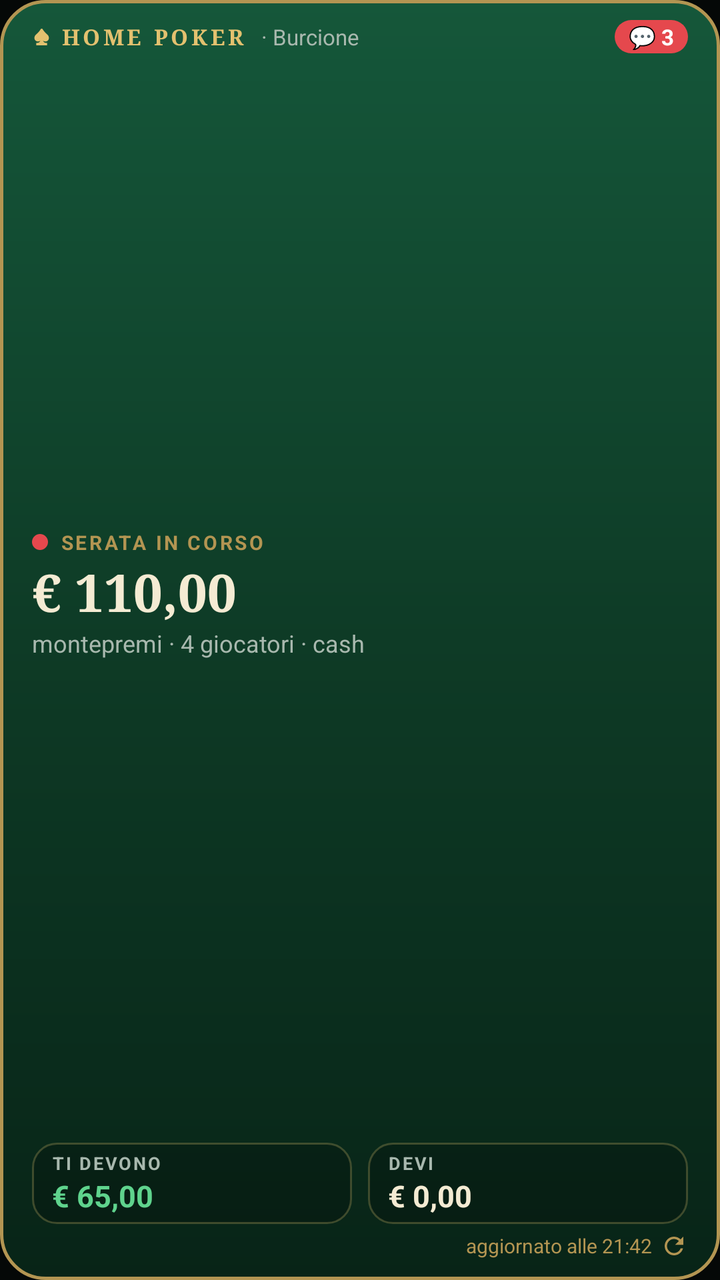
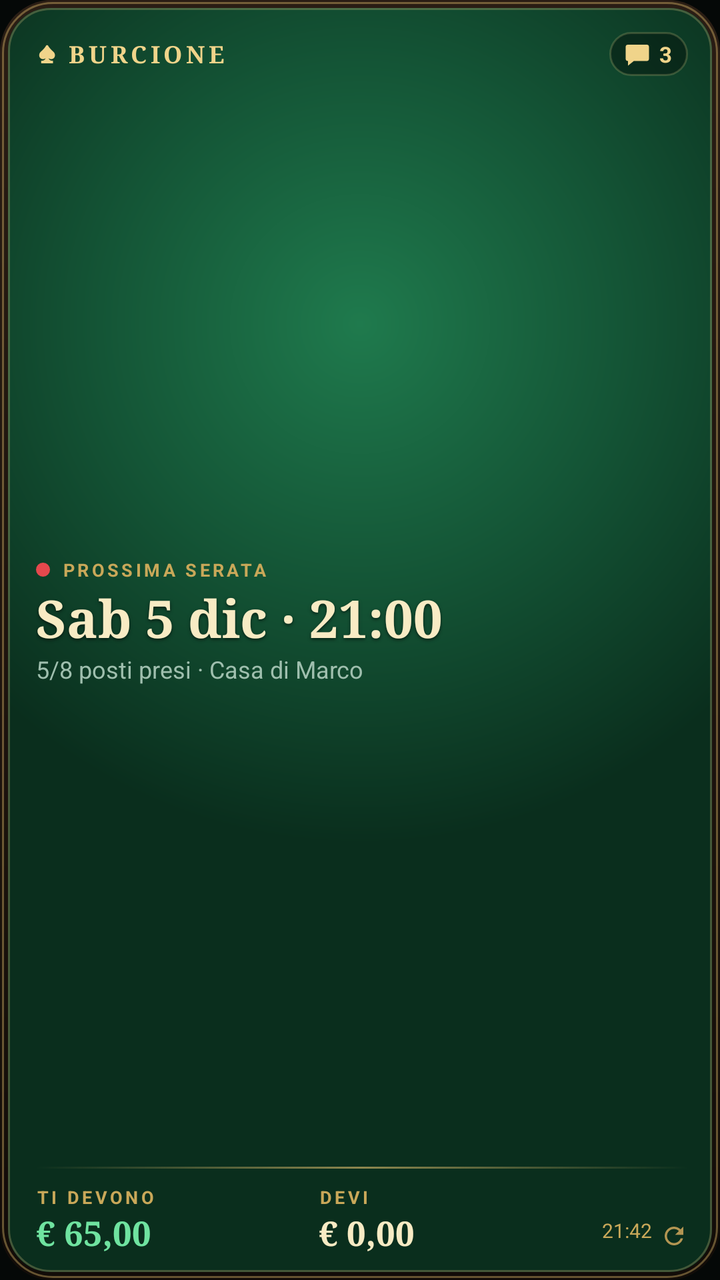

The first picture is an Android layout as it rendered before a commit; the second is the same layout after the commit. The layout source and the unified diff follow.
<!-- AndroidManifest.xml: application theme Theme.HomePoker -->
<!-- res/layout/widget_large.xml -->
<?xml version="1.0" encoding="utf-8"?>
<LinearLayout xmlns:android="http://schemas.android.com/apk/res/android"
    android:id="@+id/root"
    android:layout_width="match_parent"
    android:layout_height="match_parent"
    android:background="@drawable/widget_bg"
    android:orientation="vertical"
    android:paddingStart="16dp"
    android:paddingEnd="16dp"
    android:paddingTop="10dp"
    android:paddingBottom="10dp">

    <LinearLayout
        android:layout_width="match_parent"
        android:layout_height="wrap_content"
        android:gravity="center_vertical"
        android:orientation="horizontal">
        <TextView
            android:layout_width="wrap_content"
            android:layout_height="wrap_content"
            android:text="♠︎ HOME POKER"
            android:textColor="@color/gold"
            android:textSize="11sp"
            android:textStyle="bold"
            android:letterSpacing="0.14"
            android:fontFamily="serif" />
        <TextView
            android:id="@+id/table"
            android:layout_width="0dp"
            android:layout_height="wrap_content"
            android:layout_weight="1"
            android:layout_marginStart="8dp"
            android:ellipsize="end"
            android:maxLines="1"
            android:text="· Burcione"
            android:textColor="@color/muted"
            android:textSize="11sp" />
        <TextView
            android:id="@+id/chat"
            android:layout_width="wrap_content"
            android:layout_height="wrap_content"
            android:background="@drawable/badge_bg"
            android:paddingStart="7dp"
            android:paddingEnd="7dp"
            android:paddingTop="1dp"
            android:paddingBottom="1dp"
            android:text="💬 3"
            android:textColor="#FFFFFF"
            android:textSize="11sp"
            android:textStyle="bold" />
    </LinearLayout>

    <LinearLayout
        android:id="@+id/main"
        android:layout_width="match_parent"
        android:layout_height="0dp"
        android:layout_weight="1"
        android:gravity="center_vertical"
        android:orientation="vertical">
        <LinearLayout
            android:layout_width="wrap_content"
            android:layout_height="wrap_content"
            android:gravity="center_vertical"
            android:orientation="horizontal">
            <ImageView
                android:id="@+id/dot"
                android:layout_width="8dp"
                android:layout_height="8dp"
                android:layout_marginEnd="6dp"
                android:src="@drawable/live_dot" />
            <TextView
                android:id="@+id/label"
                android:layout_width="wrap_content"
                android:layout_height="wrap_content"
                android:text="SERATA IN CORSO"
                android:textColor="@color/gold_dim"
                android:textSize="10sp"
                android:textStyle="bold"
                android:letterSpacing="0.12" />
        </LinearLayout>
        <TextView
            android:id="@+id/big"
            android:layout_width="wrap_content"
            android:layout_height="wrap_content"
            android:ellipsize="end"
            android:maxLines="1"
            android:text="€ 110,00"
            android:textColor="@color/cream"
            android:textSize="26sp"
            android:textStyle="bold"
            android:fontFamily="serif" />
        <TextView
            android:id="@+id/sub"
            android:layout_width="wrap_content"
            android:layout_height="wrap_content"
            android:ellipsize="end"
            android:maxLines="1"
            android:text="montepremi · 4 giocatori · cash"
            android:textColor="@color/muted"
            android:textSize="12sp" />
    </LinearLayout>

    <LinearLayout
        android:id="@+id/money"
        android:layout_width="match_parent"
        android:layout_height="wrap_content"
        android:layout_marginTop="4dp"
        android:orientation="horizontal">
        <LinearLayout
            android:id="@+id/owedBox"
            android:layout_width="0dp"
            android:layout_height="wrap_content"
            android:layout_weight="1"
            android:layout_marginEnd="4dp"
            android:background="@drawable/pill_bg"
            android:orientation="vertical"
            android:paddingStart="10dp"
            android:paddingEnd="10dp"
            android:paddingTop="4dp"
            android:paddingBottom="4dp">
            <TextView android:layout_width="wrap_content" android:layout_height="wrap_content"
                android:text="TI DEVONO" android:textColor="@color/muted" android:textSize="9sp" android:textStyle="bold" android:letterSpacing="0.1" />
            <TextView android:id="@+id/owed" android:layout_width="wrap_content" android:layout_height="wrap_content"
                android:maxLines="1" android:text="€ 65,00" android:textColor="@color/win" android:textSize="15sp" android:textStyle="bold" />
        </LinearLayout>
        <LinearLayout
            android:id="@+id/oweBox"
            android:layout_width="0dp"
            android:layout_height="wrap_content"
            android:layout_weight="1"
            android:layout_marginStart="4dp"
            android:background="@drawable/pill_bg"
            android:orientation="vertical"
            android:paddingStart="10dp"
            android:paddingEnd="10dp"
            android:paddingTop="4dp"
            android:paddingBottom="4dp">
            <TextView android:layout_width="wrap_content" android:layout_height="wrap_content"
                android:text="DEVI" android:textColor="@color/muted" android:textSize="9sp" android:textStyle="bold" android:letterSpacing="0.1" />
            <TextView android:id="@+id/owe" android:layout_width="wrap_content" android:layout_height="wrap_content"
                android:maxLines="1" android:text="€ 0,00" android:textColor="@color/cream" android:textSize="15sp" android:textStyle="bold" />
        </LinearLayout>
    </LinearLayout>

    <LinearLayout
        android:id="@+id/refresh"
        android:layout_width="match_parent"
        android:layout_height="wrap_content"
        android:layout_marginTop="4dp"
        android:gravity="center_vertical|end"
        android:orientation="horizontal">
        <TextView
            android:id="@+id/updated"
            android:layout_width="wrap_content"
            android:layout_height="wrap_content"
            android:text="aggiornato alle 21:42"
            android:textColor="@color/gold_dim"
            android:textSize="10sp" />
        <ImageView
            android:layout_width="14dp"
            android:layout_height="14dp"
            android:layout_marginStart="4dp"
            android:src="@drawable/ic_refresh" />
    </LinearLayout>
</LinearLayout>
<!-- resources referenced by this layout -->
<resources>
  <color name="cream">#F4EBD3</color>
  <color name="gold">#E3C16F</color>
  <color name="gold_dim">#B39552</color>
  <color name="muted">#A8B8AE</color>
  <color name="win">#5FD38D</color>
  <!-- drawable badge_bg (drawable) -->
  <?xml version="1.0" encoding="utf-8"?>
  <shape xmlns:android="http://schemas.android.com/apk/res/android" android:shape="rectangle">
      <solid android:color="#E5484D" />
      <corners android:radius="10dp" />
  </shape>
  <!-- drawable ic_refresh (drawable) -->
  <vector xmlns:android="http://schemas.android.com/apk/res/android" android:width="16dp" android:height="16dp" android:viewportWidth="24" android:viewportHeight="24">
      <path android:fillColor="#B39552" android:pathData="M17.65,6.35C16.2,4.9 14.21,4 12,4c-4.42,0 -7.99,3.58 -7.99,8s3.57,8 7.99,8c3.73,0 6.84,-2.55 7.73,-6h-2.08c-0.82,2.33 -3.04,4 -5.65,4 -3.31,0 -6,-2.69 -6,-6s2.69,-6 6,-6c1.66,0 3.14,0.69 4.22,1.78L13,11h7V4l-2.35,2.35z"/>
  </vector>
  <!-- drawable live_dot (drawable) -->
  <?xml version="1.0" encoding="utf-8"?>
  <shape xmlns:android="http://schemas.android.com/apk/res/android" android:shape="oval">
      <solid android:color="#E5484D" />
      <size android:width="8dp" android:height="8dp" />
  </shape>
  <!-- drawable pill_bg (drawable) -->
  <?xml version="1.0" encoding="utf-8"?>
  <shape xmlns:android="http://schemas.android.com/apk/res/android" android:shape="rectangle">
      <solid android:color="#33000000" />
      <corners android:radius="12dp" />
      <stroke android:width="1dp" android:color="#40E3C16F" />
  </shape>
  <!-- drawable widget_bg (drawable) -->
  <?xml version="1.0" encoding="utf-8"?>
  <shape xmlns:android="http://schemas.android.com/apk/res/android" android:shape="rectangle">
      <gradient android:angle="270" android:startColor="#15573A" android:centerColor="#0E3B26" android:endColor="#082417" android:type="linear" />
      <corners android:radius="22dp" />
      <stroke android:width="1.5dp" android:color="#B39552" />
  </shape>
  <style name="Theme.HomePoker" parent="android:Theme.Material.NoActionBar">
          <item name="android:windowBackground">@color/felt_dark</item>
          <item name="android:statusBarColor">@color/felt_dark</item>
          <item name="android:navigationBarColor">@color/felt_dark</item>
      </style>
  <color name="felt_dark">#050807</color>
</resources>

<!-- the commit's change to res/layout/widget_large.xml (unified diff, before → after) -->
@@ -1,14 +1,19 @@
 <?xml version="1.0" encoding="utf-8"?>
-<LinearLayout xmlns:android="http://schemas.android.com/apk/res/android"
+<FrameLayout xmlns:android="http://schemas.android.com/apk/res/android"
     android:id="@+id/root"
     android:layout_width="match_parent"
     android:layout_height="match_parent"
-    android:background="@drawable/widget_bg"
+    android:background="@drawable/w_rail"
+    android:padding="4dp">
+<LinearLayout
+    android:layout_width="match_parent"
+    android:layout_height="match_parent"
+    android:background="@drawable/w_felt"
     android:orientation="vertical"
-    android:paddingStart="16dp"
-    android:paddingEnd="16dp"
-    android:paddingTop="10dp"
-    android:paddingBottom="10dp">
+    android:paddingStart="14dp"
+    android:paddingEnd="12dp"
+    android:paddingTop="12dp"
+    android:paddingBottom="8dp">
 
     <LinearLayout
         android:layout_width="match_parent"
@@ -16,36 +21,30 @@
         android:gravity="center_vertical"
         android:orientation="horizontal">
         <TextView
-            android:layout_width="wrap_content"
-            android:layout_height="wrap_content"
-            android:text="♠︎ HOME POKER"
-            android:textColor="@color/gold"
-            android:textSize="11sp"
-            android:textStyle="bold"
-            android:letterSpacing="0.14"
-            android:fontFamily="serif" />
-        <TextView
             android:id="@+id/table"
             android:layout_width="0dp"
             android:layout_height="wrap_content"
             android:layout_weight="1"
-            android:layout_marginStart="8dp"
             android:ellipsize="end"
             android:maxLines="1"
-            android:text="· Burcione"
-            android:textColor="@color/muted"
-            android:textSize="11sp" />
+            android:text="♠&#xFE0E; BURCIONE"
+            android:textColor="#F0D48A"
+            android:textSize="12sp"
+            android:textStyle="bold"
+            android:letterSpacing="0.16"
+            android:fontFamily="serif" />
         <TextView
             android:id="@+id/chat"
             android:layout_width="wrap_content"
-            android:layout_height="wrap_content"
-            android:background="@drawable/badge_bg"
+            android:layout_height="22dp"
+            android:background="@drawable/w_dark_pill"
+            android:drawableStart="@drawable/w_ic_chat"
+            android:drawablePadding="4dp"
+            android:gravity="center_vertical"
             android:paddingStart="7dp"
-            android:paddingEnd="7dp"
-            android:paddingTop="1dp"
-            android:paddingBottom="1dp"
-            android:text="💬 3"
-            android:textColor="#FFFFFF"
+            android:paddingEnd="8dp"
+            android:text="3"
+            android:textColor="#F0D48A"
             android:textSize="11sp"
             android:textStyle="bold" />
     </LinearLayout>
@@ -64,19 +63,19 @@
             android:orientation="horizontal">
             <ImageView
                 android:id="@+id/dot"
-                android:layout_width="8dp"
-                android:layout_height="8dp"
+                android:layout_width="7dp"
+                android:layout_height="7dp"
                 android:layout_marginEnd="6dp"
                 android:src="@drawable/live_dot" />
             <TextView
                 android:id="@+id/label"
                 android:layout_width="wrap_content"
                 android:layout_height="wrap_content"
-                android:text="SERATA IN CORSO"
-                android:textColor="@color/gold_dim"
-                android:textSize="10sp"
+                android:text="PROSSIMA SERATA"
+                android:textColor="#C9A859"
+                android:textSize="9sp"
                 android:textStyle="bold"
-                android:letterSpacing="0.12" />
+                android:letterSpacing="0.16" />
         </LinearLayout>
         <TextView
             android:id="@+id/big"
@@ -84,82 +83,80 @@
             android:layout_height="wrap_content"
             android:ellipsize="end"
             android:maxLines="1"
-            android:text="€ 110,00"
-            android:textColor="@color/cream"
+            android:text="Sab 5 dic · 21:00"
+            android:textColor="#F8EBC4"
             android:textSize="26sp"
             android:textStyle="bold"
-            android:fontFamily="serif" />
+            android:fontFamily="serif"
+            android:shadowColor="#99000000"
+            android:shadowDy="2"
+            android:shadowRadius="4" />
         <TextView
             android:id="@+id/sub"
             android:layout_width="wrap_content"
             android:layout_height="wrap_content"
             android:ellipsize="end"
             android:maxLines="1"
-            android:text="montepremi · 4 giocatori · cash"
-            android:textColor="@color/muted"
+            android:text="5/8 posti presi · Casa di Marco"
+            android:textColor="#9FBFAE"
             android:textSize="12sp" />
     </LinearLayout>
+
+    <ImageView
+        android:layout_width="match_parent"
+        android:layout_height="1dp"
+        android:layout_marginBottom="8dp"
+        android:scaleType="fitXY"
+        android:src="@drawable/w_rule" />
 
     <LinearLayout
         android:id="@+id/money"
         android:layout_width="match_parent"
         android:layout_height="wrap_content"
-        android:layout_marginTop="4dp"
         android:orientation="horizontal">
         <LinearLayout
             android:id="@+id/owedBox"
             android:layout_width="0dp"
             android:layout_height="wrap_content"
             android:layout_weight="1"
-            android:layout_marginEnd="4dp"
-            android:background="@drawable/pill_bg"
-            android:orientation="vertical"
-            android:paddingStart="10dp"
-            android:paddingEnd="10dp"
-            android:paddingTop="4dp"
-            android:paddingBottom="4dp">
+            android:orientation="vertical">
             <TextView android:layout_width="wrap_content" android:layout_height="wrap_content"
-                android:text="TI DEVONO" android:textColor="@color/muted" android:textSize="9sp" android:textStyle="bold" android:letterSpacing="0.1" />
+                android:text="TI DEVONO" android:textColor="#C9A859" android:textSize="9sp" android:textStyle="bold" android:letterSpacing="0.16" />
             <TextView android:id="@+id/owed" android:layout_width="wrap_content" android:layout_height="wrap_content"
-                android:maxLines="1" android:text="€ 65,00" android:textColor="@color/win" android:textSize="15sp" android:textStyle="bold" />
+                android:maxLines="1" android:text="€ 65,00" android:textColor="#6FE3A0" android:textSize="17sp" android:textStyle="bold" android:fontFamily="serif" />
         </LinearLayout>
         <LinearLayout
             android:id="@+id/oweBox"
             android:layout_width="0dp"
             android:layout_height="wrap_content"
             android:layout_weight="1"
-            android:layout_marginStart="4dp"
-            android:background="@drawable/pill_bg"
-            android:orientation="vertical"
-            android:paddingStart="10dp"
-            android:paddingEnd="10dp"
-            android:paddingTop="4dp"
-            android:paddingBottom="4dp">
+            android:orientation="vertical">
             <TextView android:layout_width="wrap_content" android:layout_height="wrap_content"
-                android:text="DEVI" android:textColor="@color/muted" android:textSize="9sp" android:textStyle="bold" android:letterSpacing="0.1" />
+                android:text="DEVI" android:textColor="#C9A859" android:textSize="9sp" android:textStyle="bold" android:letterSpacing="0.16" />
             <TextView android:id="@+id/owe" android:layout_width="wrap_content" android:layout_height="wrap_content"
-                android:maxLines="1" android:text="€ 0,00" android:textColor="@color/cream" android:textSize="15sp" android:textStyle="bold" />
+                android:maxLines="1" android:text="€ 0,00" android:textColor="#F8EBC4" android:textSize="17sp" android:textStyle="bold" android:fontFamily="serif" />
+        </LinearLayout>
+        <LinearLayout
+            android:id="@+id/refresh"
+            android:layout_width="wrap_content"
+            android:layout_height="match_parent"
+            android:gravity="bottom|end"
+            android:orientation="horizontal">
+            <TextView
+                android:id="@+id/updated"
+                android:layout_width="wrap_content"
+                android:layout_height="wrap_content"
+                android:layout_marginBottom="3dp"
+                android:text="21:42"
+                android:textColor="#C9A859"
+                android:textSize="10sp" />
+            <ImageView
+                android:layout_width="14dp"
+                android:layout_height="14dp"
+                android:layout_marginStart="4dp"
+                android:layout_marginBottom="3dp"
+                android:src="@drawable/ic_refresh" />
         </LinearLayout>
     </LinearLayout>
-
-    <LinearLayout
-        android:id="@+id/refresh"
-        android:layout_width="match_parent"
-        android:layout_height="wrap_content"
-        android:layout_marginTop="4dp"
-        android:gravity="center_vertical|end"
-        android:orientation="horizontal">
-        <TextView
-            android:id="@+id/updated"
-            android:layout_width="wrap_content"
-            android:layout_height="wrap_content"
-            android:text="aggiornato alle 21:42"
-            android:textColor="@color/gold_dim"
-            android:textSize="10sp" />
-        <ImageView
-            android:layout_width="14dp"
-            android:layout_height="14dp"
-            android:layout_marginStart="4dp"
-            android:src="@drawable/ic_refresh" />
-    </LinearLayout>
 </LinearLayout>
+</FrameLayout>
<!-- resource entries referenced after the edit -->
@@ -1,16 +1,5 @@
 <!-- resources referenced by this layout -->
 <resources>
-  <color name="cream">#F4EBD3</color>
-  <color name="gold">#E3C16F</color>
-  <color name="gold_dim">#B39552</color>
-  <color name="muted">#A8B8AE</color>
-  <color name="win">#5FD38D</color>
-  <!-- drawable badge_bg (drawable) -->
-  <?xml version="1.0" encoding="utf-8"?>
-  <shape xmlns:android="http://schemas.android.com/apk/res/android" android:shape="rectangle">
-      <solid android:color="#E5484D" />
-      <corners android:radius="10dp" />
-  </shape>
   <!-- drawable ic_refresh (drawable) -->
   <vector xmlns:android="http://schemas.android.com/apk/res/android" android:width="16dp" android:height="16dp" android:viewportWidth="24" android:viewportHeight="24">
       <path android:fillColor="#B39552" android:pathData="M17.65,6.35C16.2,4.9 14.21,4 12,4c-4.42,0 -7.99,3.58 -7.99,8s3.57,8 7.99,8c3.73,0 6.84,-2.55 7.73,-6h-2.08c-0.82,2.33 -3.04,4 -5.65,4 -3.31,0 -6,-2.69 -6,-6s2.69,-6 6,-6c1.66,0 3.14,0.69 4.22,1.78L13,11h7V4l-2.35,2.35z"/>
@@ -21,19 +10,55 @@
       <solid android:color="#E5484D" />
       <size android:width="8dp" android:height="8dp" />
   </shape>
-  <!-- drawable pill_bg (drawable) -->
+  <!-- drawable w_dark_pill (drawable) -->
+  <shape xmlns:android="http://schemas.android.com/apk/res/android" android:shape="rectangle">
+      <solid android:color="#59000000" />
+      <corners android:radius="11dp" />
+      <stroke android:width="1dp" android:color="#33F0D48A" />
+  </shape>
+  <!-- drawable w_felt (drawable) -->
   <?xml version="1.0" encoding="utf-8"?>
+  <layer-list xmlns:android="http://schemas.android.com/apk/res/android">
+      <item>
+          <shape android:shape="rectangle">
+              <gradient android:type="radial" android:gradientRadius="260dp" android:centerX="0.5" android:centerY="0.25"
+                  android:startColor="#1F7A4D" android:centerColor="#145536" android:endColor="#0A2E1D" />
+              <corners android:radius="21dp" />
+          </shape>
+      </item>
+      <item>
+          <shape android:shape="rectangle">
+              <solid android:color="#00000000" />
+              <corners android:radius="21dp" />
+              <stroke android:width="1dp" android:color="#40F0D48A" android:dashWidth="0dp" />
+          </shape>
+      </item>
+  </layer-list>
+  <!-- drawable w_ic_chat (drawable) -->
+  <vector xmlns:android="http://schemas.android.com/apk/res/android" android:width="14dp" android:height="14dp" android:viewportWidth="24" android:viewportHeight="24">
+      <path android:fillColor="#F0D48A" android:pathData="M4,4h16a2,2 0 0,1 2,2v10a2,2 0 0,1 -2,2H9l-5,4v-4H4a2,2 0 0,1 -2,-2V6a2,2 0 0,1 2,-2z" />
+  </vector>
+  <!-- drawable w_rail (drawable) -->
+  <?xml version="1.0" encoding="utf-8"?>
+  <layer-list xmlns:android="http://schemas.android.com/apk/res/android">
+      <item>
+          <shape android:shape="rectangle">
+              <gradient android:angle="270" android:startColor="#2A1D14" android:endColor="#120C08" />
+              <corners android:radius="26dp" />
+          </shape>
+      </item>
+      <item android:left="1dp" android:top="1dp" android:right="1dp" android:bottom="1dp">
+          <shape android:shape="rectangle">
+              <solid android:color="#00000000" />
+              <corners android:radius="25dp" />
+              <stroke android:width="1dp" android:color="#66E3C16F" />
+          </shape>
+      </item>
+  </layer-list>
+  <!-- drawable w_rule (drawable) -->
   <shape xmlns:android="http://schemas.android.com/apk/res/android" android:shape="rectangle">
-      <solid android:color="#33000000" />
-      <corners android:radius="12dp" />
-      <stroke android:width="1dp" android:color="#40E3C16F" />
-  </shape>
-  <!-- drawable widget_bg (drawable) -->
-  <?xml version="1.0" encoding="utf-8"?>
-  <shape xmlns:android="http://schemas.android.com/apk/res/android" android:shape="rectangle">
-      <gradient android:angle="270" android:startColor="#15573A" android:centerColor="#0E3B26" android:endColor="#082417" android:type="linear" />
-      <corners android:radius="22dp" />
-      <stroke android:width="1.5dp" android:color="#B39552" />
+      <gradient android:angle="0" android:startColor="#00E3C16F" android:centerColor="#99E3C16F" android:endColor="#00E3C16F" />
+      <size android:height="1dp" />
   </shape>
   <style name="Theme.HomePoker" parent="android:Theme.Material.NoActionBar">
           <item name="android:windowBackground">@color/felt_dark</item>
